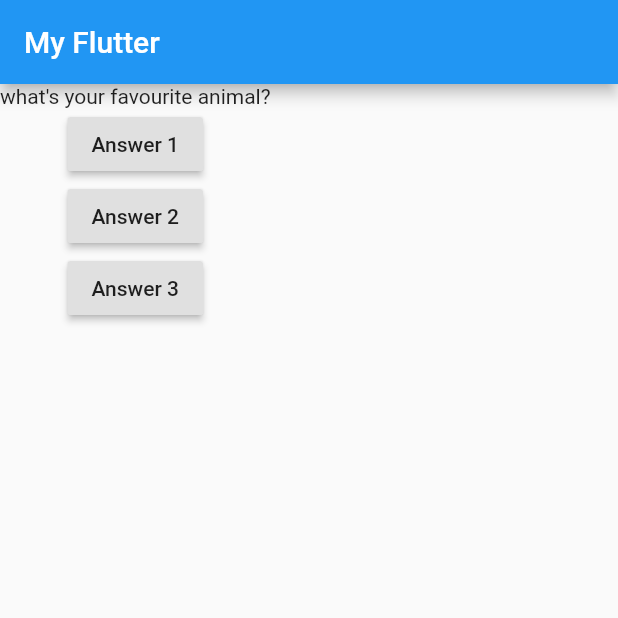
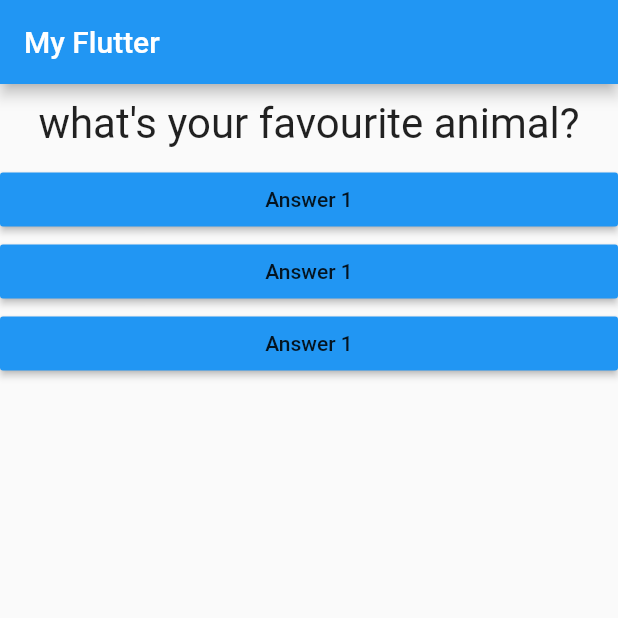
Before and after one commit to thanigai-vuram/flutter_complete_guide, a Flutter app: the screen it shows after launch, after a tap on "Answer 1", on a phone screen of 412 x 824 dp, the top half of it. Run offline on Flutter 3.47's test engine with Material 2 defaults, Android fonts, the phone set to English and light mode, and no system bars.

Commit message:
# Created question.dart, answer.dart file

```diff
--- /dev/null
+++ b/lib/answer.dart
@@ -0,0 +1,18 @@
+import 'package:flutter/material.dart';
+
+class Answer extends StatelessWidget {
+  final Function selectHandler;
+  Answer(this.selectHandler);
+
+  @override
+  Widget build(BuildContext context) {
+    return Container(
+      width: double.infinity,
+      child: RaisedButton(
+        color: Colors.blue,
+        child: Text('Answer 1'),
+        onPressed: selectHandler,
+      ),
+    );
+  }
+}
--- a/lib/main.dart
+++ b/lib/main.dart
@@ -1,20 +1,23 @@
 import "package:flutter/material.dart";
+
+import "./question.dart";
+import "./answer.dart";
 
 void main() => runApp(MyFlutterApp());
 
 class MyFlutterApp extends StatefulWidget {
   @override
   State<StatefulWidget> createState() {
-    return MyFlutterAppState();
+    return _MyFlutterAppState();
   }
 }
 
-class MyFlutterAppState extends State<MyFlutterApp> {
-  var questionIndex = 0;
+class _MyFlutterAppState extends State<MyFlutterApp> {
+  var _questionIndex = 0;
 
-  void answerQuestion() {
+  void _answerQuestion() {
     setState(() {
-      questionIndex = questionIndex + 1;
+      _questionIndex = _questionIndex + 1;
     });
   }
 
@@ -31,19 +34,10 @@ class MyFlutterAppState extends State<MyFlutterApp> {
         ),
         body: Column(
           children: [
-            Text(questions[questionIndex]),
-            RaisedButton(
-              child: Text('Answer 1'),
-              onPressed: answerQuestion,
-            ),
-            RaisedButton(
-              child: Text('Answer 2'),
-              onPressed: () => print("hello"),
-            ),
-            RaisedButton(
-              child: Text('Answer 3'),
-              onPressed: () => print("hello all"),
-            ),
+            Question(questions[_questionIndex]),
+            Answer(_answerQuestion),
+            Answer(_answerQuestion),
+            Answer(_answerQuestion)
           ],
         ),
       ),
--- /dev/null
+++ b/lib/question.dart
@@ -0,0 +1,20 @@
+import 'package:flutter/material.dart';
+
+class Question extends StatelessWidget {
+  final String questionText;
+
+  Question(this.questionText);
+
+  @override
+  Widget build(BuildContext context) {
+    return Container(
+      width: double.infinity,
+      margin: EdgeInsets.all(10),
+      child: Text(
+        questionText,
+        style: TextStyle(fontSize: 28),
+        textAlign: TextAlign.center,
+      ),
+    );
+  }
+}
```
